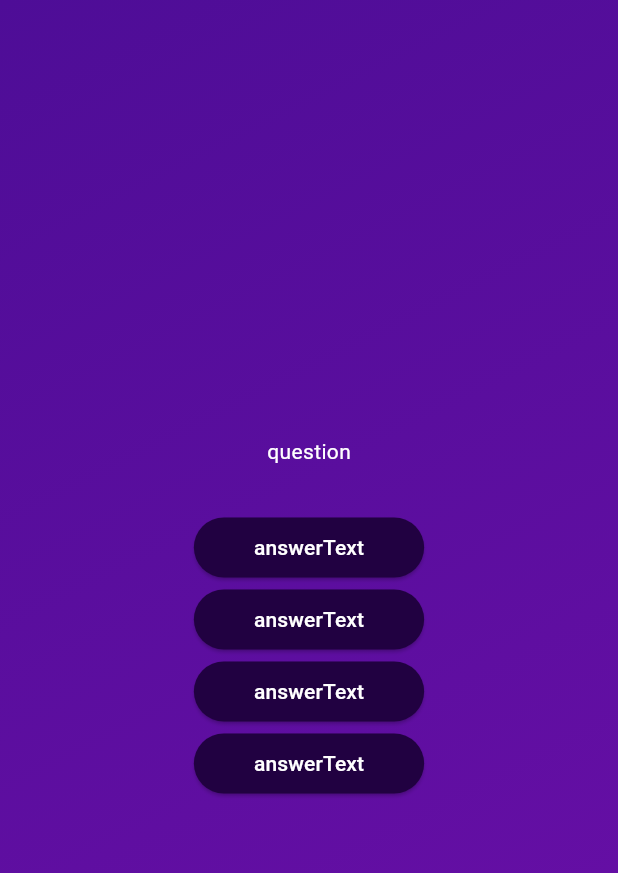
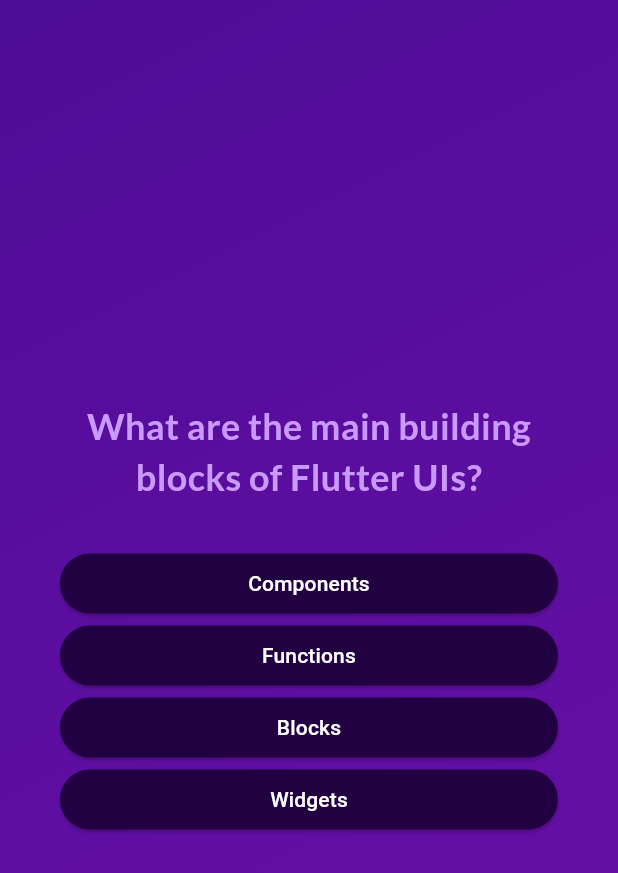
Before and after one commit to 911samuel/quiz_app, a Flutter app: the screen it shows after launch, after a tap on "Start Quiz", on a phone screen of 412 x 824 dp. Shown: the top 873 px of the screen. Run offline on Flutter 3.47's test engine with Material 3 defaults, Android fonts, the phone set to English and light mode, and no system bars; our stand-ins replace google_fonts.

Commit message:
add start, quiz, question screens

```diff
--- a/lib/answer_button.dart
+++ b/lib/answer_button.dart
@@ -20,7 +20,7 @@ class AnswerButton extends StatelessWidget {
         foregroundColor: Colors.white,
         shape: RoundedRectangleBorder(borderRadius: BorderRadius.circular(40)),
       ),
-      child: Text(answerText),
+      child: Text(answerText, textAlign: TextAlign.center,),
     );
   }
 }
--- a/lib/models/quiz_questions.dart
+++ b/lib/models/quiz_questions.dart
@@ -2,4 +2,10 @@ class QuizQuestion {
   const QuizQuestion(this.text, this.answers);
   final String text;
   final List<String> answers;
+
+  List<String> getShuffledAnswers() {
+    final shuffledList = List.of(answers);
+    shuffledList.shuffle();
+    return shuffledList;
+  }
 }
--- a/lib/questions_screen.dart
+++ b/lib/questions_screen.dart
@@ -1,5 +1,7 @@
 import 'package:flutter/material.dart';
 import 'package:quiz_app/answer_button.dart';
+import 'package:quiz_app/data/questions.dart';
+import 'package:google_fonts/google_fonts.dart';
 
 class QuestionsScreen extends StatefulWidget {
   const QuestionsScreen({super.key});
@@ -10,20 +12,41 @@ class QuestionsScreen extends StatefulWidget {
 }
 
 class _QuestionScreenState extends State<QuestionsScreen> {
+  var cureentQuestionIndex = 0;
+
+  void answerQuestion() {
+    setState(() {
+      cureentQuestionIndex++;
+    });
+  }
+
   @override
   Widget build(BuildContext context) {
+    final currentQuestion = questions[cureentQuestionIndex];
+
     return SizedBox(
       width: double.infinity,
-      child: Column(
-        mainAxisAlignment: MainAxisAlignment.center,
-        children: [
-          const Text("question", style: TextStyle(color: Colors.white),),
-          const SizedBox(height: 30),
-          AnswerButton(answerText: "answerText", onTap: () {}),
-          AnswerButton(answerText: "answerText", onTap: () {}),
-          AnswerButton(answerText: "answerText", onTap: () {}),
-          AnswerButton(answerText: "answerText", onTap: () {})
-        ],
+      child: Container(
+        margin: const EdgeInsets.all(40),
+        child: Column(
+          mainAxisAlignment: MainAxisAlignment.center,
+          crossAxisAlignment: CrossAxisAlignment.stretch,
+          children: [
+            Text(
+              currentQuestion.text,
+              style: GoogleFonts.lato(
+                color: const Color.fromARGB(255, 201, 153, 251),
+                fontSize: 24,
+                fontWeight: FontWeight.bold,
+              ),
+              textAlign: TextAlign.center,
+            ),
+            const SizedBox(height: 30),
+            ...currentQuestion.getShuffledAnswers().map((answer) {
+              return AnswerButton(answerText: answer, onTap: answerQuestion);
+            }),
+          ],
+        ),
       ),
     );
   }
--- a/lib/start_screen.dart
+++ b/lib/start_screen.dart
@@ -1,4 +1,5 @@
 import 'package:flutter/material.dart';
+import 'package:google_fonts/google_fonts.dart';
 
 class StartScreen extends StatelessWidget {
   const StartScreen(this.startQuiz, {super.key});
@@ -19,7 +20,11 @@ class StartScreen extends StatelessWidget {
           SizedBox(height: 80),
           Text(
             "Learn Flutter the fun way!",
-            style: TextStyle(color: Colors.white, fontSize: 24),
+            style: GoogleFonts.roboto(
+              color: Colors.amber,
+              fontSize: 24,
+              fontWeight: FontWeight.bold
+               ),
           ),
           SizedBox(height: 30),
           OutlinedButton.icon(
--- a/pubspec.yaml
+++ b/pubspec.yaml
@@ -34,6 +34,7 @@ dependencies:
   # The following adds the Cupertino Icons font to your application.
   # Use with the CupertinoIcons class for iOS style icons.
   cupertino_icons: ^1.0.8
+  google_fonts: ^6.2.1
 
 dev_dependencies:
   flutter_test:
```
Also changed, not shown: pubspec.lock, 1 other file.
